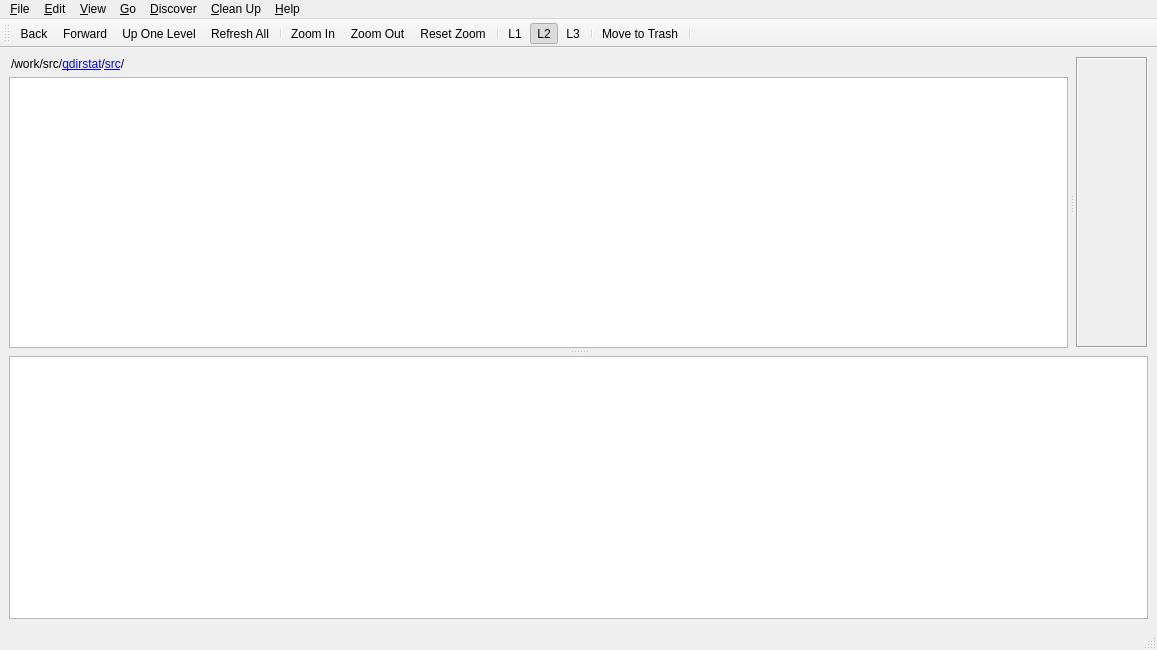
Old version of the form src/main-window.ui in the repository shundhammer/qdirstat.
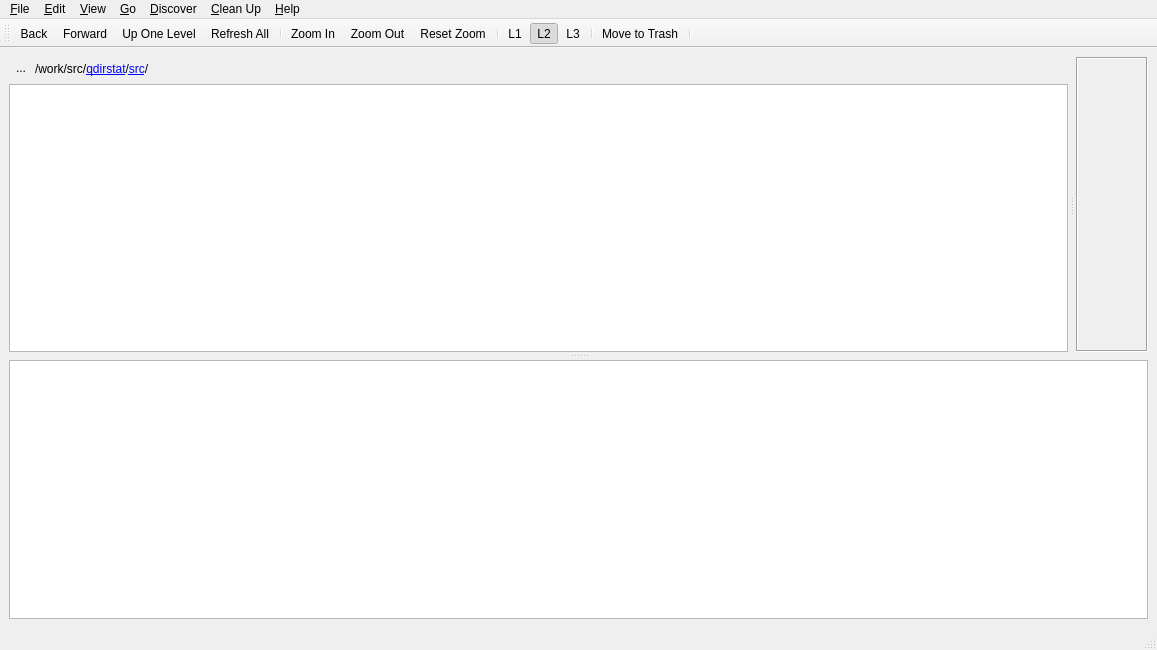
New version of the form. Icons and pictures are not drawn. Custom widgets are drawn as their Qt base class.

Commit message: Added widgets for bookmarks

Diff of the .ui file:
```diff
--- a/src/main-window.ui
+++ b/src/main-window.ui
@@ -59,14 +59,42 @@
           <number>0</number>
          </property>
          <item>
-          <widget class="QDirStat::BreadcrumbNavigator" name="breadcrumbNavigator">
-           <property name="text">
-            <string>&lt;html&gt;&lt;head/&gt;&lt;body&gt;&lt;p&gt;/work/src/&lt;a href=&quot;/work/src/qdirstat&quot;&gt;qdirstat&lt;/a&gt;/&lt;a href=&quot;/work/src/qdirstat/src&quot;&gt;src&lt;/a&gt;/&lt;/p&gt;&lt;/body&gt;&lt;/html&gt;</string>
+          <layout class="QHBoxLayout" name="breadcrumbHBox">
+           <property name="spacing">
+            <number>0</number>
            </property>
-           <property name="indent">
-            <number>2</number>
-           </property>
-          </widget>
+           <item>
+            <widget class="QToolButton" name="bookmarkButton">
+             <property name="text">
+              <string notr="true">...</string>
+             </property>
+             <property name="icon">
+              <iconset resource="icons.qrc">
+               <normaloff>:/icons/bookmark-off.png</normaloff>
+               <normalon>:/icons/bookmark.png</normalon>:/icons/bookmark-off.png</iconset>
+             </property>
+             <property name="checkable">
+              <bool>true</bool>
+             </property>
+             <property name="autoRaise">
+              <bool>true</bool>
+             </property>
+            </widget>
+           </item>
+           <item>
+            <widget class="QDirStat::BreadcrumbNavigator" name="breadcrumbNavigator">
+             <property name="text">
+              <string>&lt;html&gt;&lt;head/&gt;&lt;body&gt;&lt;p&gt;/work/src/&lt;a href=&quot;/work/src/qdirstat&quot;&gt;qdirstat&lt;/a&gt;/&lt;a href=&quot;/work/src/qdirstat/src&quot;&gt;src&lt;/a&gt;/&lt;/p&gt;&lt;/body&gt;&lt;/html&gt;</string>
+             </property>
+             <property name="alignment">
+              <set>Qt::AlignBottom|Qt::AlignLeading|Qt::AlignLeft</set>
+             </property>
+             <property name="indent">
+              <number>2</number>
+             </property>
+            </widget>
+           </item>
+          </layout>
          </item>
          <item>
           <spacer name="breadcrumbVSpacer">
```
Left out of the diff: 51 changed lines with no effect on the pictures.
